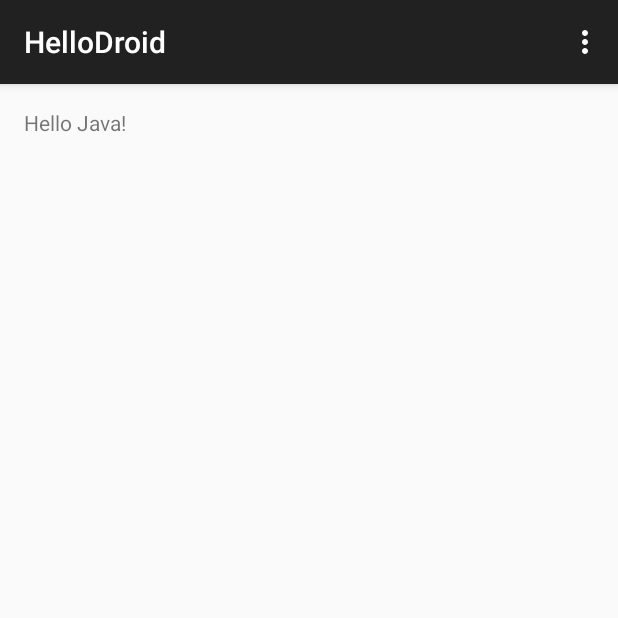
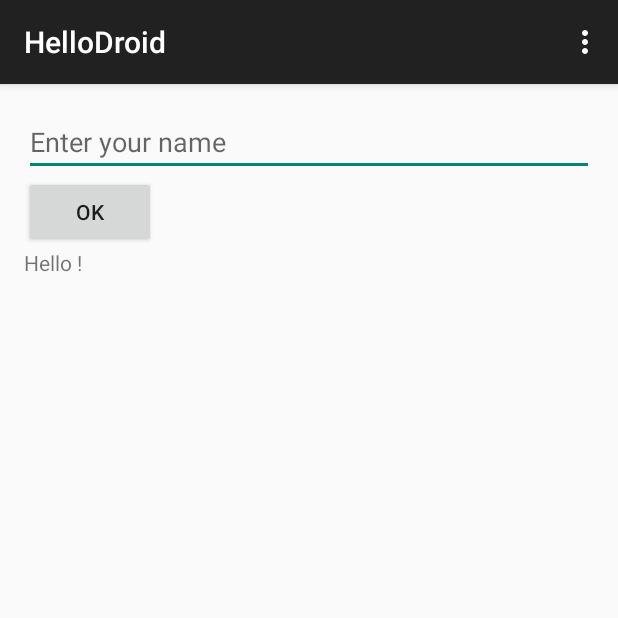
Before and after one commit to learndroid/hellodroid, an Android app: the screen it shows after launch (HelloActivity), in the options menu, after a tap on "Settings", on a phone screen of 412 x 824 dp, the top half of it. Run offline under Robolectric (Android 15) with nearby library versions, the phone set to English and light mode, and no system bars.

Commit message:
Made Activity interactive by letting user enter her name.

```diff
--- a/app/src/main/java/net/learndroid/hellodroid/HelloActivity.java
+++ b/app/src/main/java/net/learndroid/hellodroid/HelloActivity.java
@@ -1,19 +1,35 @@
 package net.learndroid.hellodroid;
 
+import android.os.Bundle;
 import android.support.v7.app.AppCompatActivity;
-import android.os.Bundle;
 import android.view.Menu;
 import android.view.MenuItem;
+import android.view.View;
+import android.widget.Button;
+import android.widget.EditText;
 import android.widget.TextView;
 
 public class HelloActivity extends AppCompatActivity {
 
+    // Attributes
+    //--------------------------------------------------------------------------
+    private EditText nameEditText;
+    private Button okButton;
+    private TextView helloWorldTextView;
+
+    // Life-cycle
+    //--------------------------------------------------------------------------
     @Override
     protected void onCreate(Bundle savedInstanceState) {
         super.onCreate(savedInstanceState);
         this.setContentView(R.layout.activity_hello);
-        TextView helloWorldTextView = (TextView) findViewById(R.id.helloWorldTextView);
-        helloWorldTextView.setText("Hello Java!");
+        this.findViews();
+    }
+
+    private void findViews() {
+        this.nameEditText = (EditText) this.findViewById(R.id.nameEditText);
+        this.okButton = (Button) this.findViewById(R.id.okButton);
+        this.helloWorldTextView = (TextView) this.findViewById(R.id.helloWorldTextView);
     }
 
     @Override
@@ -22,6 +38,32 @@ public class HelloActivity extends AppCompatActivity {
         return true;
     }
 
+    @Override
+    protected void onResume() {
+        super.onResume();
+        this.okButton.setOnClickListener(new View.OnClickListener() {
+            @Override
+            public void onClick(View v) {
+                HelloActivity.this.onOkButtonClicked();
+            }
+        });
+    }
+
+    private void onOkButtonClicked() {
+        this.helloWorldTextView.setText(this.getString(
+                        R.string.hello_format,
+                        this.nameEditText.getText().toString())
+        );
+    }
+
+    @Override
+    protected void onPause() {
+        super.onPause();
+        this.okButton.setOnClickListener(null);
+    }
+
+    // UI events
+    //--------------------------------------------------------------------------
     @Override
     public boolean onOptionsItemSelected(MenuItem item) {
         int id = item.getItemId();
--- a/app/src/main/res/layout/activity_hello.xml
+++ b/app/src/main/res/layout/activity_hello.xml
@@ -5,10 +5,24 @@
     android:paddingTop="@dimen/activity_vertical_margin"
     android:paddingBottom="@dimen/activity_vertical_margin" tools:context=".HomeActivity">
 
+    <EditText
+        android:id="@+id/nameEditText"
+        android:hint="@string/enter_your_name"
+        android:layout_width="match_parent"
+        android:layout_height="wrap_content" />
+
+    <Button
+        android:id="@+id/okButton"
+        android:text="@android:string/ok"
+        android:layout_width="wrap_content"
+        android:layout_height="wrap_content"
+        android:layout_below="@+id/nameEditText" />
+
     <TextView
         android:id="@+id/helloWorldTextView"
         android:text="@string/hello_world"
         android:layout_width="wrap_content"
-        android:layout_height="wrap_content" />
+        android:layout_height="wrap_content"
+        android:layout_below="@+id/okButton" />
 
 </RelativeLayout>
--- a/app/src/main/res/values/strings.xml
+++ b/app/src/main/res/values/strings.xml
@@ -2,5 +2,7 @@
     <string name="app_name">HelloDroid</string>
 
     <string name="hello_world">Hello world!</string>
+    <string name="hello_format">Hello %s!</string>
     <string name="action_settings">Settings</string>
+    <string name="enter_your_name">Enter your name</string>
 </resources>
```
Also changed, not shown: 1 other file.
